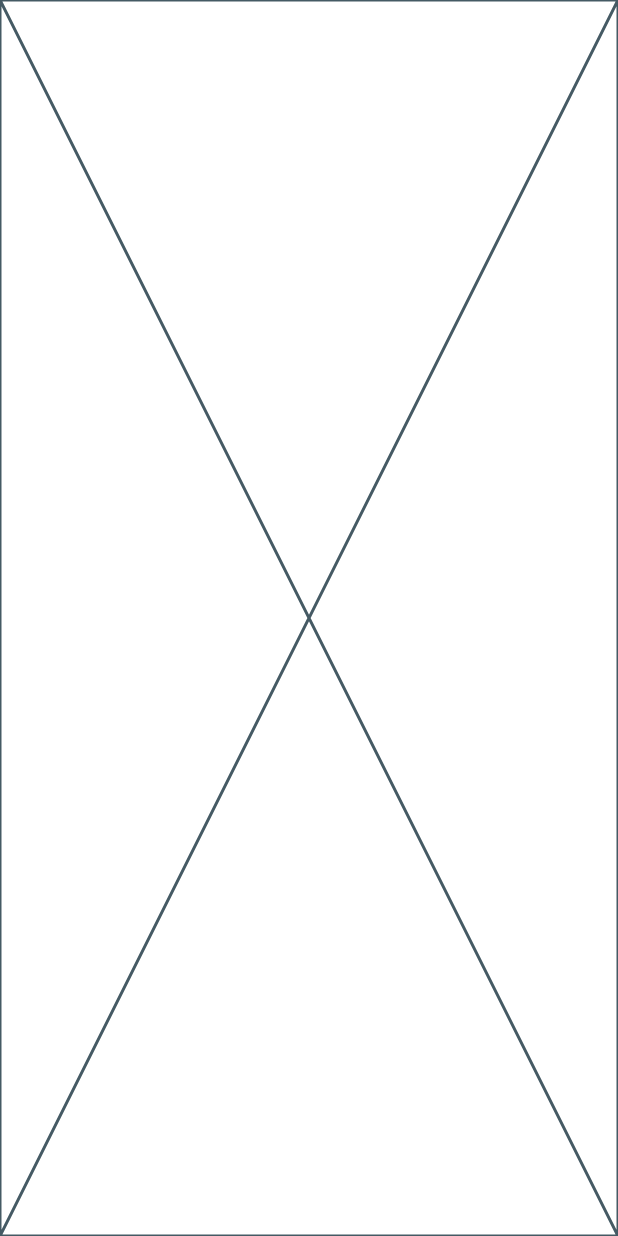
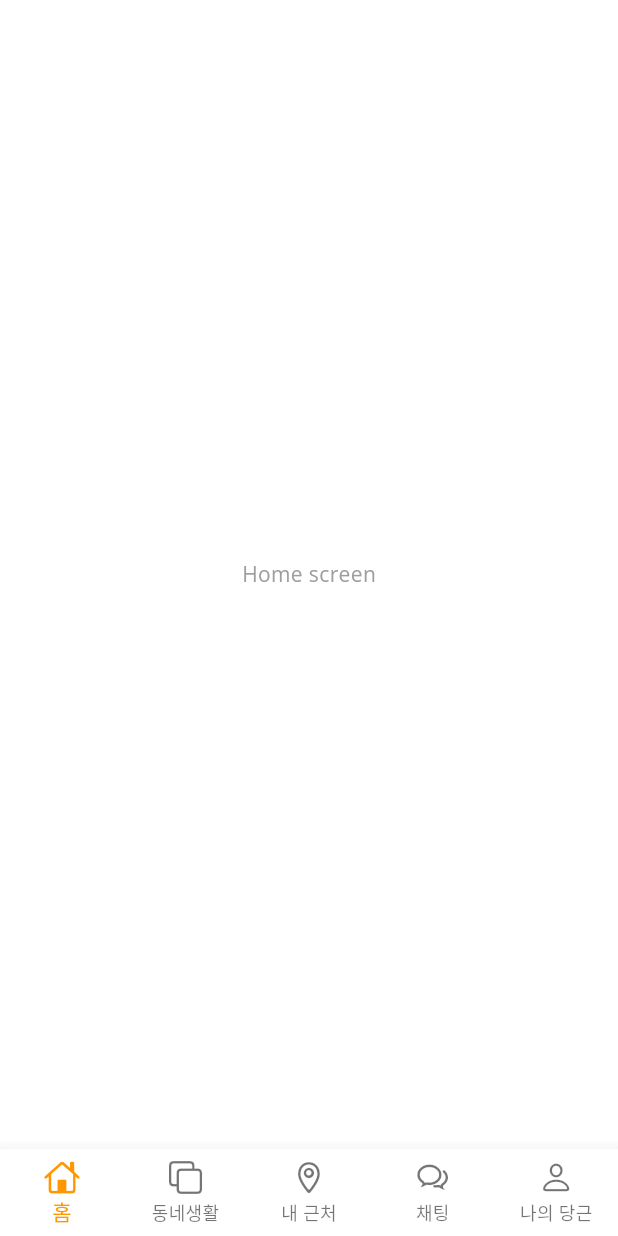
Before and after one commit to aSpring712/dart-flutter, a Flutter app: the screen it shows after launch, on a phone screen of 412 x 824 dp. Run offline on Flutter 3.47's test engine with Material 3 defaults, Android fonts, the phone set to English and light mode, and no system bars; our stand-ins replace google_fonts.

Commit message:
네비게이션 바 선택에 따라 화면 바꾸기

```diff
--- /dev/null
+++ b/carrot_market_01/lib/screens/home/home_screen.dart
@@ -0,0 +1,12 @@
+import 'package:flutter/material.dart';
+
+class HomeScreen extends StatelessWidget {
+  const HomeScreen({super.key});
+
+  @override
+  Widget build(BuildContext context) {
+    return Center(
+      child: Text('Home screen'),
+    );
+  }
+}
--- a/carrot_market_01/lib/screens/main_screen.dart
+++ b/carrot_market_01/lib/screens/main_screen.dart
@@ -1,16 +1,60 @@
+import 'package:flutter/cupertino.dart';
 import 'package:flutter/material.dart';
+import 'package:flutter_class_04/screens/chatting/chatting_screen.dart';
+import 'package:flutter_class_04/screens/home/home_screen.dart';
+import 'package:flutter_class_04/screens/my_carrot/my_carrot_screen.dart';
+import 'package:flutter_class_04/screens/near_me/near_me_screen.dart';
+import 'package:flutter_class_04/screens/neighborhood_life/neighborhood_life_screen.dart';
 
 // stf
-class MainScreen extends StatefulWidget {
+// super class
+class MainScreen extends StatefulWidget { // 상태를 가질 수 있는 위젯
   const MainScreen({super.key});
 
   @override
   State<MainScreen> createState() => _MainScreenState();
 }
 
+// sub class
 class _MainScreenState extends State<MainScreen> {
+
+  // 변수
+  int _selectedIndex = 0; // 현재 화면에 보여 줄 것이 index 0번이라는 뜻
+
+  // IndexedStack - 한 번에 전부 로딩된다. -> 이렇게 하기 싫으면 List...로 해야 함
   @override
   Widget build(BuildContext context) {
-    return const Placeholder();
+    return Scaffold( // widget
+      body: IndexedStack(
+        index: _selectedIndex,
+        children: [
+          HomeScreen(), // index 0
+          NeighborhoodLifeScreen(),
+          NearMeScreen(),
+          ChattingScreen(),
+          MyCarrotScreen(),
+        ],
+      ),
+      bottomNavigationBar: BottomNavigationBar(
+        /* 필수값 */
+        backgroundColor: Colors.white,
+        type: BottomNavigationBarType.fixed, // 좀 더 빠르게 랜더링 됨
+        currentIndex: _selectedIndex,
+        onTap: (index) { // event handler .. listener 등록해줌 -> 클릭 시 index 번호를 던져 줌
+          print('index : $index');
+          // 화면을 다시 그려라 -> build함수. stateful 위젯이어야 함
+          setState(() {
+            _selectedIndex = index; // 사용자가 클릭한, 콜백으로 넘어오는 index 대입
+          });
+        },
+        items: [
+          BottomNavigationBarItem(icon: Icon(CupertinoIcons.home), label: '홈'),
+          BottomNavigationBarItem(icon: Icon(CupertinoIcons.square_on_square), label: '동네생활'), // label 상수로 빼던가 ENUM 지정하는게 좋음
+          BottomNavigationBarItem(icon: Icon(CupertinoIcons.placemark), label: '내 근처'),
+          BottomNavigationBarItem(icon: Icon(CupertinoIcons.chat_bubble_2), label: '채팅'),
+          BottomNavigationBarItem(icon: Icon(CupertinoIcons.person), label: '나의 당근'),
+        ],
+      ),
+    );
   }
 }
```
Also changed, not shown: carrot_market_01/lib/screens/chatting/chatting_screen.dart (added, +12 -0 lines), carrot_market_01/lib/screens/my_carrot/my_carrot_screen.dart (added, +12 -0 lines), carrot_market_01/lib/screens/near_me/near_me_screen.dart (added, +12 -0 lines), carrot_market_01/lib/screens/neighborhood_life/neighborhood_life_screen.dart (added, +12 -0 lines).
